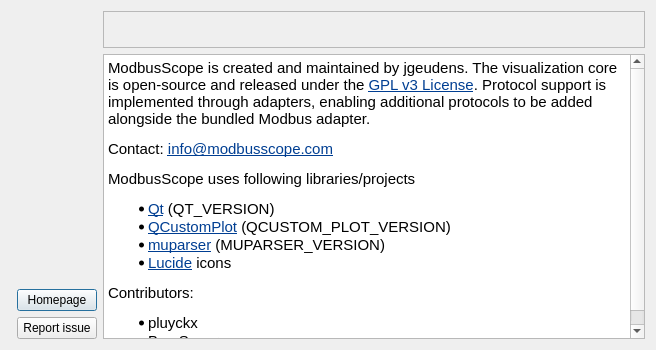
The window that src/dialogs/aboutdialog.ui (ModbusScope/ModbusScope) describes before a commit, drawn with Qt 5.
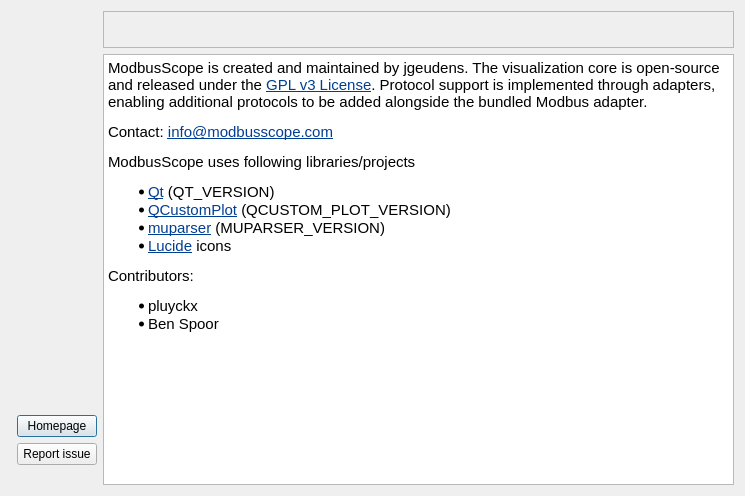
The same window after the commit. Icons and pictures are not drawn.

Commit message:
Show adapter license info in About dialog and diagnostic log
Parse the new "license" object from adapter.describe into AdapterData
(AdapterLicenseInfo), log a summary through the existing scopeComm
diagnostic pipeline, and surface customer/email/license ID/expiry (or
the searched path / failure reason) in the About dialog.

Diff of the .ui file:
```diff
--- a/src/dialogs/aboutdialog.ui
+++ b/src/dialogs/aboutdialog.ui
@@ -6,8 +6,8 @@
    <rect>
     <x>0</x>
     <y>0</y>
-    <width>656</width>
-    <height>350</height>
+    <width>745</width>
+    <height>496</height>
    </rect>
   </property>
   <property name="minimumSize">
@@ -40,6 +40,27 @@
        </property>
       </widget>
      </item>
+     <item row="6" column="1" colspan="2">
+      <widget class="QLabel" name="lblLicenseInfo">
+       <property name="font">
+        <font>
+         <pointsize>9</pointsize>
+        </font>
+       </property>
+       <property name="text">
+        <string/>
+       </property>
+       <property name="textFormat">
+        <enum>Qt::TextFormat::PlainText</enum>
+       </property>
+       <property name="alignment">
+        <set>Qt::AlignmentFlag::AlignCenter</set>
+       </property>
+       <property name="wordWrap">
+        <bool>true</bool>
+       </property>
+      </widget>
+     </item>
      <item row="5" column="2">
       <layout class="QHBoxLayout" name="horizontalLayout">
        <item>
@@ -183,7 +204,7 @@
 hr { height: 1px; border-width: 0; }
 li.unchecked::marker { content: &quot;\2610&quot;; }
 li.checked::marker { content: &quot;\2612&quot;; }
-&lt;/style&gt;&lt;/head&gt;&lt;body style=&quot; font-family:'Cantarell'; font-size:11pt; font-weight:400; font-style:normal;&quot;&gt;
+&lt;/style&gt;&lt;/head&gt;&lt;body style=&quot; font-family:'Adwaita Sans'; font-size:11pt; font-weight:400; font-style:normal;&quot;&gt;
 &lt;p style=&quot; margin-top:12px; margin-bottom:12px; margin-left:0px; margin-right:0px; -qt-block-indent:0; text-indent:0px;&quot;&gt;&lt;span style=&quot; font-family:'Ubuntu';&quot;&gt;ModbusScope is created and maintained by jgeudens. The visualization core is open-source and released under the &lt;/span&gt;&lt;a href=&quot;https://github.com/ModbusScope/ModbusScope/blob/master/LICENSE&quot;&gt;&lt;span style=&quot; font-family:'Segoe UI'; text-decoration: underline; color:#003e92;&quot;&gt;GPL v3 License&lt;/span&gt;&lt;/a&gt;&lt;span style=&quot; font-family:'Ubuntu';&quot;&gt;. Protocol support is implemented through adapters, enabling additional protocols to be added alongside the bundled Modbus adapter.&lt;/span&gt;&lt;/p&gt;
 &lt;p style=&quot; margin-top:12px; margin-bottom:12px; margin-left:0px; margin-right:0px; -qt-block-indent:0; text-indent:0px;&quot;&gt;&lt;span style=&quot; font-family:'Ubuntu';&quot;&gt;Contact: &lt;/span&gt;&lt;a href=&quot;mailto:info@modbusscope.com&quot;&gt;&lt;span style=&quot; font-family:'Segoe UI'; text-decoration: underline; color:#003e92;&quot;&gt;info@modbusscope.com&lt;/span&gt;&lt;/a&gt;&lt;/p&gt;
 &lt;p style=&quot; margin-top:12px; margin-bottom:12px; margin-left:0px; margin-right:0px; -qt-block-indent:0; text-indent:0px;&quot;&gt;&lt;span style=&quot; font-family:'Ubuntu';&quot;&gt;ModbusScope uses following libraries/projects&lt;/span&gt;&lt;/p&gt;
```
The commit also changes 8 other files.
